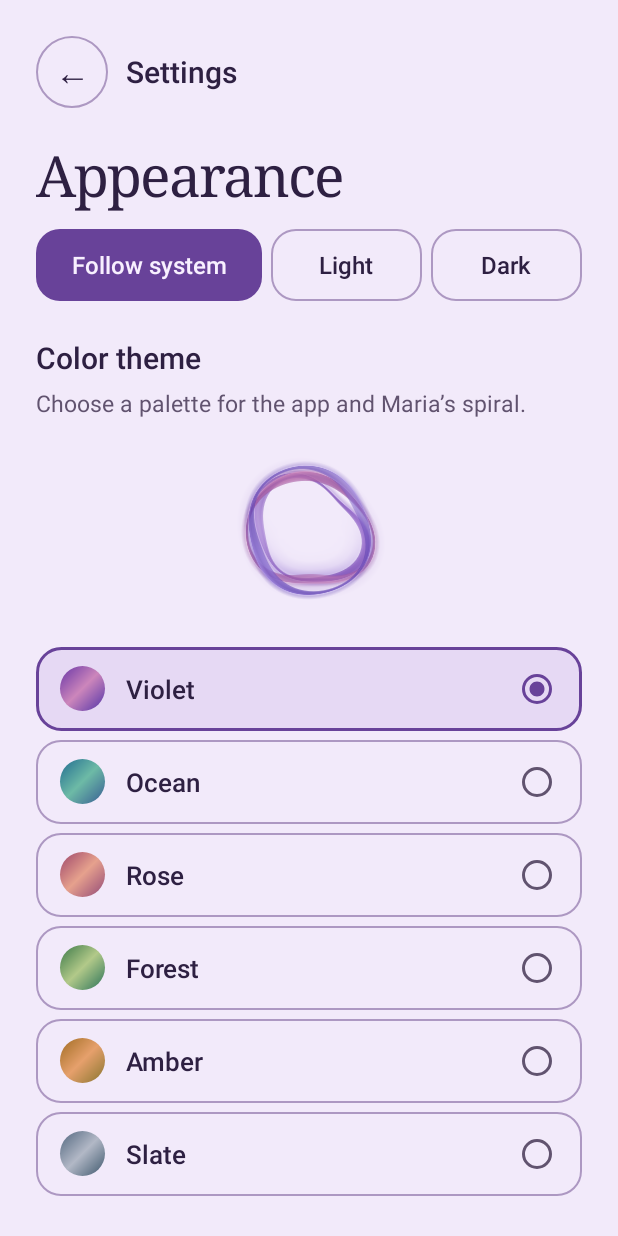
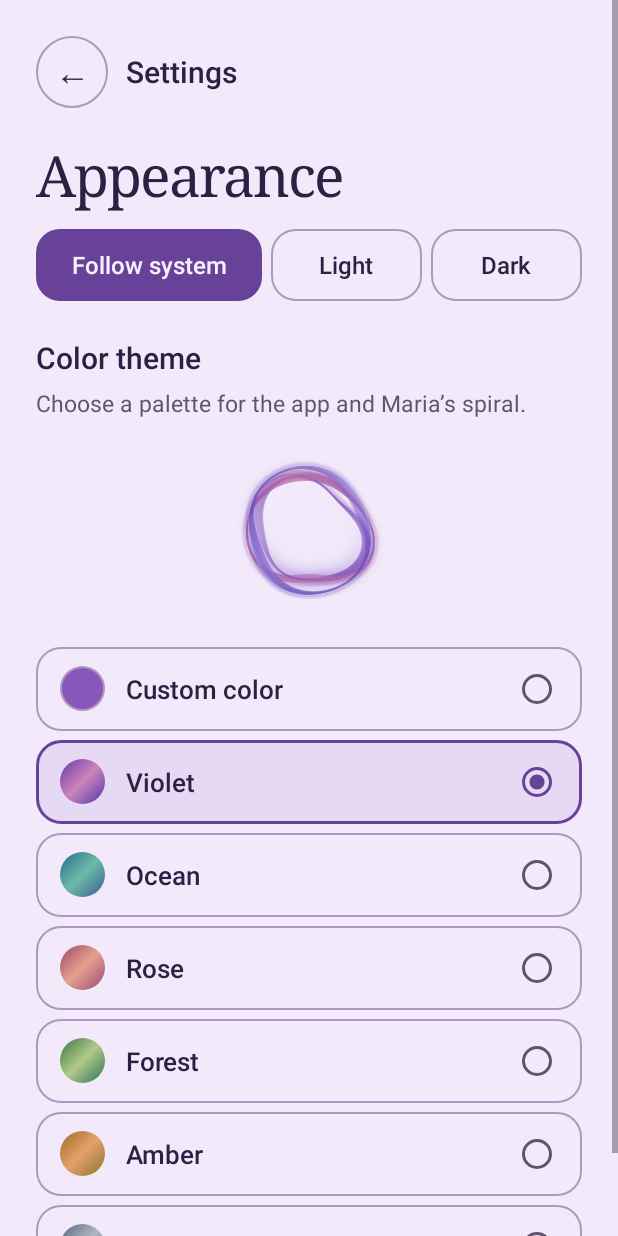
Before and after one commit to Emanuel-Nicholas-Manguera/neurolingua, an Android app: the screen it shows after launch (MainActivity), after a tap on "Settings", on a phone screen of 412 x 824 dp. Run offline under Robolectric (Android 15) with nearby library versions, the phone set to English and light mode, and no system bars.

Commit message:
feat: save and reopen custom colors from settings

```diff
--- a/app/src/main/java/app/neurolingua/mobile/MainActivity.java
+++ b/app/src/main/java/app/neurolingua/mobile/MainActivity.java
@@ -35,6 +35,7 @@ public final class MainActivity extends Activity {
     private MariaSheet maria;
     private long detailId;
     CustomThemeUi customUi;
+    private CustomColorDialog colorPicker;
 
     @Override protected void attachBaseContext(Context base) {
         super.attachBaseContext(base);
@@ -75,6 +76,8 @@ public final class MainActivity extends Activity {
         }
         if ("settings".equals(page)) {
             showSettings();
+            Bundle draft = savedInstanceState.getBundle("colorPicker");
+            if (draft != null) openColorPicker(draft);
         } else if (!"home".equals(page) && store.get(sessionId) != null) {
             showExam();
             if (savedInstanceState != null && savedInstanceState.containsKey("editing")
@@ -152,6 +155,21 @@ public final class MainActivity extends Activity {
         RadioGroup choices = findViewById(R.id.theme_options);
         choices.check(ColorTheme.selected(this).optionId);
         int size = Math.round(30 * getResources().getDisplayMetrics().density);
+        RadioButton custom = choices.findViewById(R.id.theme_custom);
+        int seed = ColorTheme.customColor(this);
+        GradientDrawable chip = new GradientDrawable();
+        chip.setShape(GradientDrawable.OVAL);
+        chip.setSize(size, size);
+        chip.setColor(seed);
+        chip.setStroke(Math.round(getResources().getDisplayMetrics().density), ThemeColors.get(this, R.attr.paletteOutline));
+        custom.setCompoundDrawablesRelativeWithIntrinsicBounds(chip, null, custom.getCompoundDrawablesRelative()[2], null);
+        if (ColorTheme.selected(this) == ColorTheme.CUSTOM) {
+            custom.setText(getString(R.string.custom_color_value, CustomColorDialog.format(seed)));
+        }
+        custom.setOnClickListener(v -> {
+            choices.check(ColorTheme.selected(this).optionId);
+            openColorPicker(null);
+        });
         for (ColorTheme theme : ColorTheme.presets()) {
             RadioButton option = choices.findViewById(theme.optionId);
             Context palette = new ContextThemeWrapper(this, theme.style);
@@ -169,6 +187,17 @@ public final class MainActivity extends Activity {
                 }
             });
         }
+    }
+
+    private void openColorPicker(Bundle draft) {
+        colorPicker = new CustomColorDialog(this, draft, color -> {
+            if (ColorTheme.selected(this) != ColorTheme.CUSTOM || ColorTheme.customColor(this) != color) {
+                ColorTheme.useCustom(this, color);
+                recreate();
+            }
+        });
+        colorPicker.dialog.setOnDismissListener(dialog -> colorPicker = null);
+        colorPicker.show();
     }
 
     private void openRecord(long id) {
@@ -322,6 +351,7 @@ public final class MainActivity extends Activity {
         state.putLong("sessionId", sessionId);
         state.putString("page", page);
         state.putLong("detailId", detailId);
+        if (colorPicker != null && colorPicker.dialog.isShowing()) state.putBundle("colorPicker", colorPicker.state());
         if (maria != null) {
             state.putBoolean("helpOpen", true);
             state.putString("helpDraft", maria.input.getText().toString());
@@ -331,6 +361,7 @@ public final class MainActivity extends Activity {
     }
 
     @Override protected void onDestroy() {
+        if (colorPicker != null) colorPicker.dialog.dismiss();
         if (detail != null) detail.dialog.dismiss();
         if (editor != null) editor.dismiss();
         store.close();
--- a/app/src/main/res/layout/screen_settings.xml
+++ b/app/src/main/res/layout/screen_settings.xml
@@ -29,6 +29,7 @@
             android:importantForAccessibility="no"/>
         <RadioGroup android:id="@+id/theme_options" android:layout_width="match_parent"
             android:layout_height="wrap_content" android:orientation="vertical">
+            <RadioButton android:id="@id/theme_custom" style="@style/ThemeOption" android:text="@string/custom_color"/>
             <RadioButton android:id="@+id/theme_violet" style="@style/ThemeOption" android:text="@string/theme_violet"/>
             <RadioButton android:id="@+id/theme_ocean" style="@style/ThemeOption" android:text="@string/theme_ocean"/>
             <RadioButton android:id="@+id/theme_rose" style="@style/ThemeOption" android:text="@string/theme_rose"/>
```
Also changed, not shown: 1 other file.
